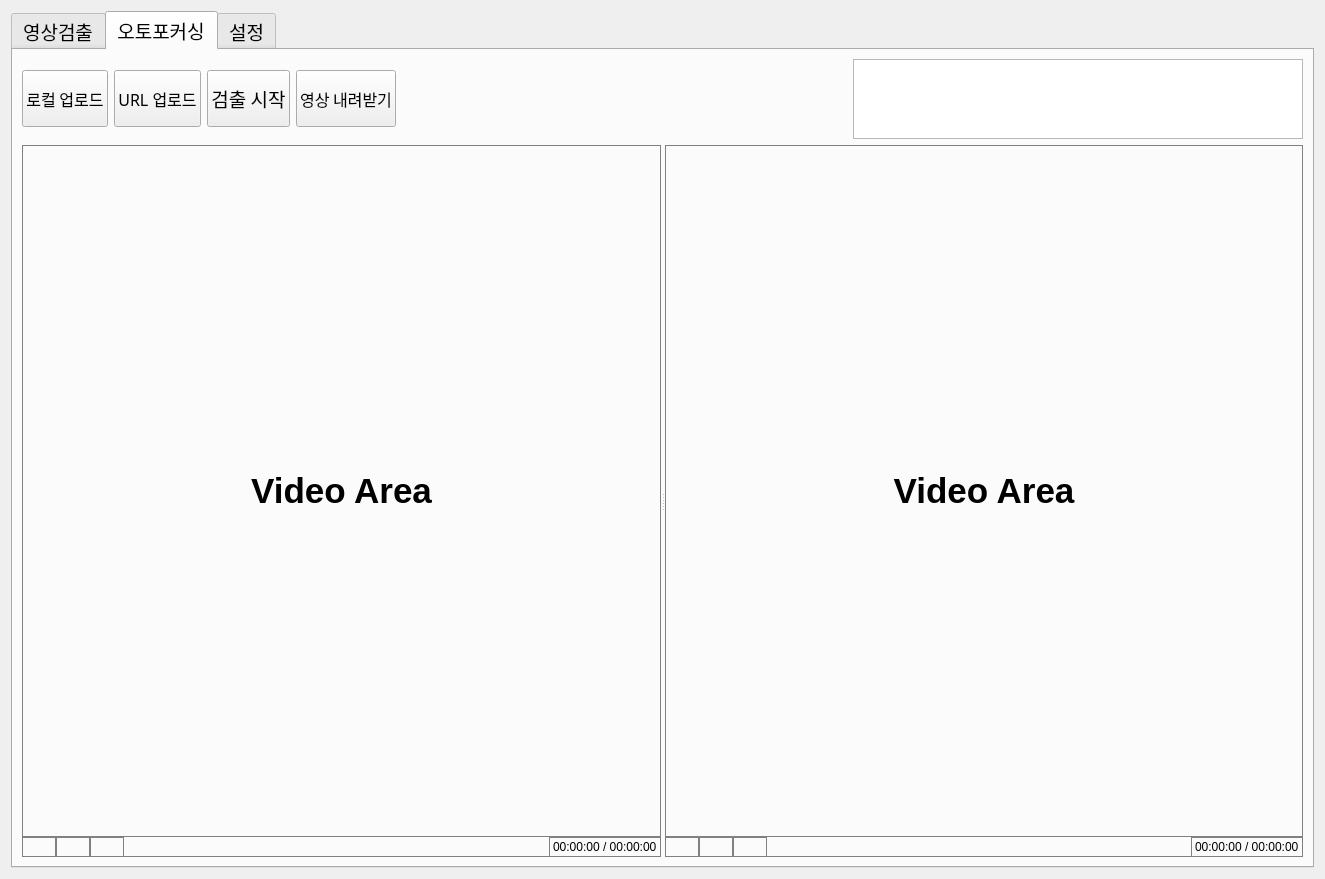
Old version of the form 02.Source/dev/BtiProject/ui/mainWindow.ui in the repository bookwho2063/bitproject.
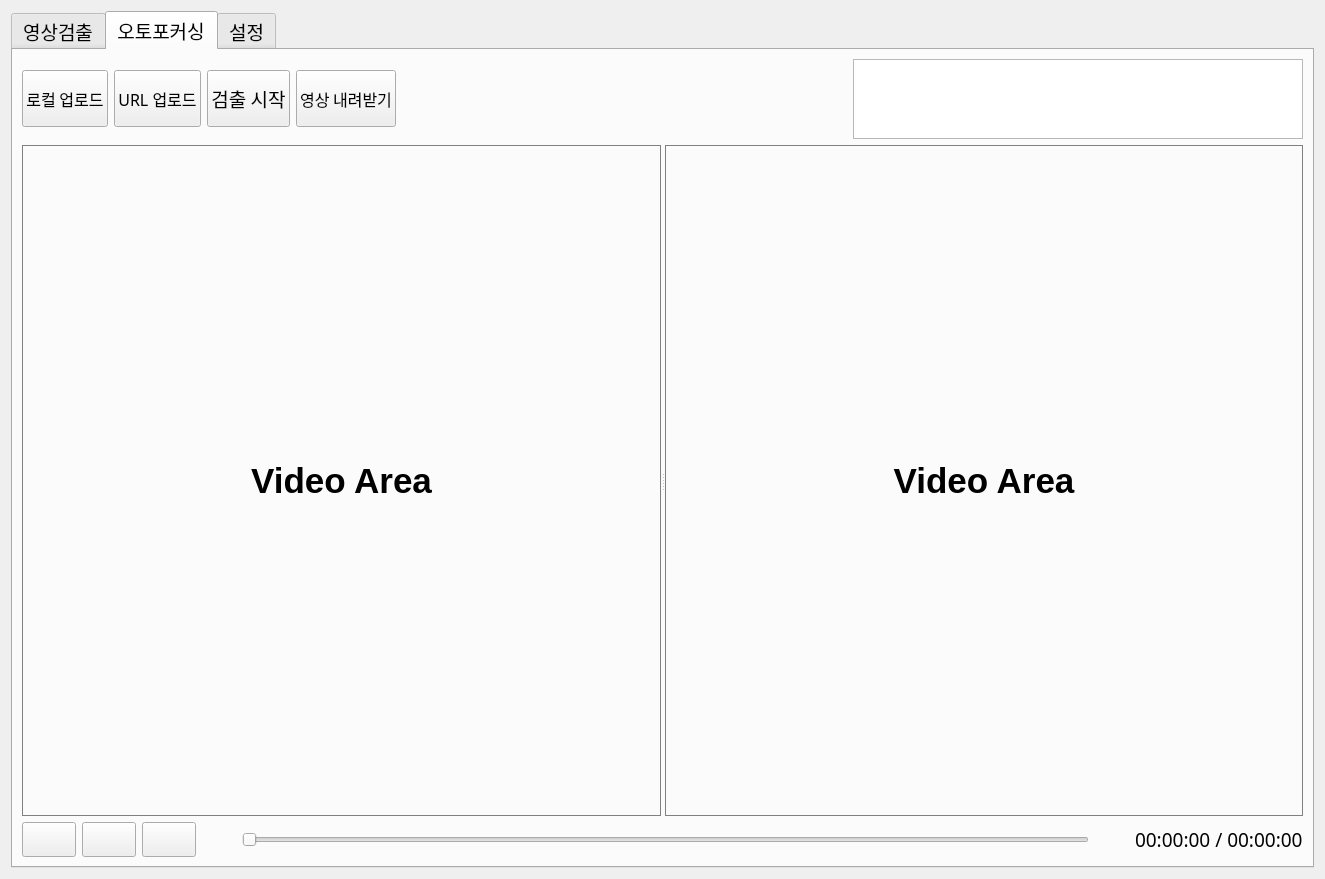
New version of the form. Icons and pictures are not drawn.

The edit to the form file:
```diff
--- a/02.Source/dev/BtiProject/ui/mainWindow.ui
+++ b/02.Source/dev/BtiProject/ui/mainWindow.ui
@@ -759,103 +759,6 @@
              </property>
             </widget>
            </item>
-           <item>
-            <layout class="QHBoxLayout" name="afc_horizontalLayout_mid1">
-             <item>
-              <layout class="QHBoxLayout" name="afc_horizontalLayout_mid2">
-               <item>
-                <widget class="QPushButton" name="afc_pushButton_play">
-                 <property name="sizePolicy">
-                  <sizepolicy hsizetype="Minimum" vsizetype="Preferred">
-                   <horstretch>0</horstretch>
-                   <verstretch>0</verstretch>
-                  </sizepolicy>
-                 </property>
-                 <property name="text">
-                  <string/>
-                 </property>
-                 <property name="icon">
-                  <iconset>
-                   <normaloff>D:/project/bitproject/02.Source/dev/BtiProject/ex_PySide2/icon/play.png</normaloff>D:/project/bitproject/02.Source/dev/BtiProject/ex_PySide2/icon/play.png</iconset>
-                 </property>
-                 <property name="iconSize">
-                  <size>
-                   <width>32</width>
-                   <height>32</height>
-                  </size>
-                 </property>
-                </widget>
-               </item>
-               <item>
-                <widget class="QPushButton" name="afc_pushButton_pause">
-                 <property name="sizePolicy">
-                  <sizepolicy hsizetype="Minimum" vsizetype="Preferred">
-                   <horstretch>0</horstretch>
-                   <verstretch>0</verstretch>
-                  </sizepolicy>
-                 </property>
-                 <property name="text">
-                  <string/>
-                 </property>
-                 <property name="icon">
-                  <iconset>
-                   <normaloff>D:/project/bitproject/02.Source/dev/BtiProject/ex_PySide2/icon/pause.png</normaloff>D:/project/bitproject/02.Source/dev/BtiProject/ex_PySide2/icon/pause.png</iconset>
-                 </property>
-                 <property name="iconSize">
-                  <size>
-                   <width>32</width>
-                   <height>32</height>
-                  </size>
-                 </property>
-                </widget>
-               </item>
-               <item>
-                <widget class="QPushButton" name="afc_pushButton_stop">
-                 <property name="sizePolicy">
-                  <sizepolicy hsizetype="Minimum" vsizetype="Preferred">
-                   <horstretch>0</horstretch>
-                   <verstretch>0</verstretch>
-                  </sizepolicy>
-                 </property>
-                 <property name="text">
-                  <string/>
-                 </property>
-                 <property name="icon">
-                  <iconset>
-                   <normaloff>D:/project/bitproject/02.Source/dev/BtiProject/ex_PySide2/icon/stop.png</normaloff>D:/project/bitproject/02.Source/dev/BtiProject/ex_PySide2/icon/stop.png</iconset>
-                 </property>
-                 <property name="iconSize">
-                  <size>
-                   <width>32</width>
-                   <height>32</height>
-                  </size>
-                 </property>
-                </widget>
-               </item>
-              </layout>
-             </item>
-             <item>
-              <spacer name="afc_horizontalSpacer_mid">
-               <property name="orientation">
-                <enum>Qt::Horizontal</enum>
-               </property>
-               <property name="sizeHint" stdset="0">
-                <size>
-                 <width>40</width>
-                 <height>20</height>
-                </size>
-               </property>
-              </spacer>
-             </item>
-             <item>
-              <widget class="QLabel" name="afc_before_time">
-               <property name="text">
-                <string>00:00:00 / 00:00:00</string>
-               </property>
-              </widget>
-             </item>
-            </layout>
-           </item>
           </layout>
          </widget>
          <widget class="QWidget" name="afc_widget_after_Md" native="true">
@@ -919,110 +822,133 @@
              </property>
             </widget>
            </item>
-           <item>
-            <layout class="QHBoxLayout" name="afc_horizontalLayout_mid1_2">
-             <property name="spacing">
-              <number>0</number>
-             </property>
-             <item>
-              <layout class="QHBoxLayout" name="afc_horizontalLayout_mid2_2">
-               <item>
-                <widget class="QPushButton" name="afc_pushButton_play_2">
-                 <property name="sizePolicy">
-                  <sizepolicy hsizetype="Minimum" vsizetype="Preferred">
-                   <horstretch>0</horstretch>
-                   <verstretch>0</verstretch>
-                  </sizepolicy>
-                 </property>
-                 <property name="text">
-                  <string/>
-                 </property>
-                 <property name="icon">
-                  <iconset>
-                   <normaloff>D:/project/bitproject/02.Source/dev/BtiProject/ex_PySide2/icon/play.png</normaloff>D:/project/bitproject/02.Source/dev/BtiProject/ex_PySide2/icon/play.png</iconset>
-                 </property>
-                 <property name="iconSize">
-                  <size>
-                   <width>32</width>
-                   <height>32</height>
-                  </size>
-                 </property>
-                </widget>
-               </item>
-               <item>
-                <widget class="QPushButton" name="afc_pushButton_pause_2">
-                 <property name="sizePolicy">
-                  <sizepolicy hsizetype="Minimum" vsizetype="Preferred">
-                   <horstretch>0</horstretch>
-                   <verstretch>0</verstretch>
-                  </sizepolicy>
-                 </property>
-                 <property name="text">
-                  <string/>
-                 </property>
-                 <property name="icon">
-                  <iconset>
-                   <normaloff>D:/project/bitproject/02.Source/dev/BtiProject/ex_PySide2/icon/pause.png</normaloff>D:/project/bitproject/02.Source/dev/BtiProject/ex_PySide2/icon/pause.png</iconset>
-                 </property>
-                 <property name="iconSize">
-                  <size>
-                   <width>32</width>
-                   <height>32</height>
-                  </size>
-                 </property>
-                </widget>
-               </item>
-               <item>
-                <widget class="QPushButton" name="afc_pushButton_stop_2">
-                 <property name="sizePolicy">
-                  <sizepolicy hsizetype="Minimum" vsizetype="Preferred">
-                   <horstretch>0</horstretch>
-                   <verstretch>0</verstretch>
-                  </sizepolicy>
-                 </property>
-                 <property name="text">
-                  <string/>
-                 </property>
-                 <property name="icon">
-                  <iconset>
-                   <normaloff>D:/project/bitproject/02.Source/dev/BtiProject/ex_PySide2/icon/stop.png</normaloff>D:/project/bitproject/02.Source/dev/BtiProject/ex_PySide2/icon/stop.png</iconset>
-                 </property>
-                 <property name="iconSize">
-                  <size>
-                   <width>32</width>
-                   <height>32</height>
-                  </size>
-                 </property>
-                </widget>
-               </item>
-              </layout>
-             </item>
-             <item>
-              <spacer name="afc_horizontalSpacer_mid_2">
-               <property name="orientation">
-                <enum>Qt::Horizontal</enum>
-               </property>
-               <property name="sizeHint" stdset="0">
-                <size>
-                 <width>40</width>
-                 <height>20</height>
-                </size>
-               </property>
-              </spacer>
-             </item>
-             <item>
-              <widget class="QLabel" name="afc_after_time">
-               <property name="text">
-                <string>00:00:00 / 00:00:00</string>
-               </property>
-              </widget>
-             </item>
-            </layout>
-           </item>
           </layout>
          </widget>
         </widget>
        </item>
+       <item>
+        <layout class="QHBoxLayout" name="afc_horizontalLayout_mid1">
+         <item>
+          <layout class="QHBoxLayout" name="afc_horizontalLayout_mid2">
+           <item>
+            <widget class="QPushButton" name="afc_pushButton_play">
+             <property name="sizePolicy">
+              <sizepolicy hsizetype="Minimum" vsizetype="Preferred">
+               <horstretch>0</horstretch>
+               <verstretch>0</verstretch>
+              </sizepolicy>
+             </property>
+             <property name="text">
+              <string/>
+             </property>
+             <property name="icon">
+              <iconset>
+               <normaloff>../ex_PySide2/icon/play.png</normaloff>../ex_PySide2/icon/play.png</iconset>
+             </property>
+             <property name="iconSize">
+              <size>
+               <width>32</width>
+               <height>32</height>
+              </size>
+             </property>
+            </widget>
+           </item>
+           <item>
+            <widget class="QPushButton" name="afc_pushButton_pause">
+             <property name="sizePolicy">
+              <sizepolicy hsizetype="Minimum" vsizetype="Preferred">
+               <horstretch>0</horstretch>
+               <verstretch>0</verstretch>
+              </sizepolicy>
+             </property>
+             <property name="text">
+              <string/>
+             </property>
+             <property name="icon">
+              <iconset>
+               <normaloff>../ex_PySide2/icon/pause.png</normaloff>../ex_PySide2/icon/pause.png</iconset>
+             </property>
+             <property name="iconSize">
+              <size>
+               <width>32</width>
+               <height>32</height>
+              </size>
+             </property>
+            </widget>
+           </item>
+           <item>
+            <widget class="QPushButton" name="afc_pushButton_stop">
+             <property name="sizePolicy">
+              <sizepolicy hsizetype="Minimum" vsizetype="Preferred">
+               <horstretch>0</horstretch>
+               <verstretch>0</verstretch>
+              </sizepolicy>
+             </property>
+             <property name="text">
+              <string/>
+             </property>
+             <property name="icon">
+              <iconset>
+               <normaloff>../ex_PySide2/icon/stop.png</normaloff>../ex_PySide2/icon/stop.png</iconset>
+             </property>
+             <property name="iconSize">
+              <size>
+               <width>32</width>
+               <height>32</height>
+              </size>
+             </property>
+            </widget>
+           </item>
+          </layout>
+         </item>
+         <item>
+          <spacer name="afc_horizontalSpacer_mid">
+           <property name="orientation">
+            <enum>Qt::Horizontal</enum>
+           </property>
+           <property name="sizeType">
+            <enum>QSizePolicy::Preferred</enum>
+           </property>
+           <property name="sizeHint" stdset="0">
+            <size>
+             <width>40</width>
+             <height>20</height>
+            </size>
+           </property>
+          </spacer>
+         </item>
+         <item>
+          <widget class="QSlider" name="afc_horizontalSlider">
+           <property name="orientation">
+            <enum>Qt::Horizontal</enum>
+           </property>
+          </widget>
+         </item>
+         <item>
+          <spacer name="horizontalSpacer">
+           <property name="orientation">
+            <enum>Qt::Horizontal</enum>
+           </property>
+           <property name="sizeType">
+            <enum>QSizePolicy::Preferred</enum>
+           </property>
+           <property name="sizeHint" stdset="0">
+            <size>
+             <width>40</width>
+             <height>20</height>
+            </size>
+           </property>
+          </spacer>
+         </item>
+         <item>
+          <widget class="QLabel" name="afc_before_time">
+           <property name="text">
+            <string>00:00:00 / 00:00:00</string>
+           </property>
+          </widget>
+         </item>
+        </layout>
+       </item>
       </layout>
      </widget>
      <widget class="QWidget" name="tab_opt">
```
Left out of the diff: 12 changed lines with no effect on the pictures.
